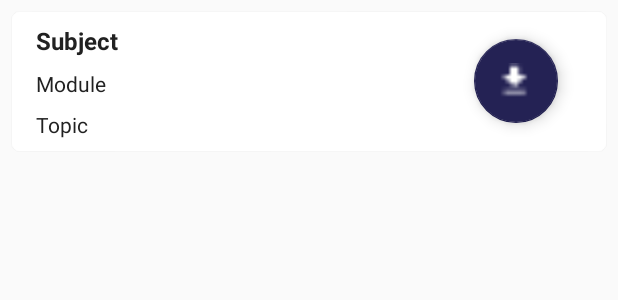
After one commit to BrylleGomez/nitaq-mobile, an Android app: the layout fragment_browse_courses_package_viewholder.xml on its own in the app's theme, with its tools: preview values and no code run, on a phone screen of 412 x 824 dp. The commit adds this screen. Shown: the top 300 px of the screen. Run offline under Robolectric (Android 15) with nearby library versions, the phone set to English and light mode, and no system bars.

Commit message:
no message

```diff
--- a/app/src/main/java/com/brylle/nitaq_mobapp/CoursesFragment.java
+++ b/app/src/main/java/com/brylle/nitaq_mobapp/CoursesFragment.java
@@ -58,7 +58,7 @@ public class CoursesFragment extends Fragment {
         super.onViewCreated(view, savedInstanceState);
 
         // Initialize Objects
-        eventsView = Objects.requireNonNull(getView()).findViewById(R.id.events_recyclerview);
+        eventsView = Objects.requireNonNull(getView()).findViewById(R.id.courses_recyclerview);
 
 //        // Fetches all event database entries and stores them in an array list of event objects
 //        for (int i = 0; i < 10; i++) {
--- /dev/null
+++ b/app/src/main/res/layout/fragment_browse_courses_package_viewholder.xml
@@ -0,0 +1,70 @@
+<?xml version="1.0" encoding="utf-8"?>
+<LinearLayout xmlns:android="http://schemas.android.com/apk/res/android"
+xmlns:app="http://schemas.android.com/apk/res-auto"
+xmlns:tools="http://schemas.android.com/tools"
+android:layout_width="match_parent"
+android:layout_height="wrap_content"
+android:layout_gravity="center_horizontal"
+android:layout_margin="8dp"
+android:background="@drawable/shapes"
+android:elevation="2dp"
+
+android:padding="8dp">
+
+<LinearLayout
+    android:layout_width="300dp"
+    android:layout_height="wrap_content"
+    android:orientation="vertical">
+
+    <TextView
+        android:id="@+id/fragment_browse_courses_viewholder_subject"
+        android:layout_width="wrap_content"
+        android:layout_height="wrap_content"
+        android:layout_gravity="start"
+        android:paddingLeft="8dp"
+        android:paddingRight="8dp"
+        android:paddingBottom="8dp"
+
+        android:text="Subject"
+        android:textColor="@color/colorPrimaryText"
+        android:textSize="16sp"
+        android:textStyle="bold"
+        app:layout_constraintHorizontal_bias="1.0"
+        app:layout_constraintStart_toStartOf="parent"
+        app:layout_constraintVertical_bias="0.0" />
+
+    <TextView
+        android:id="@+id/fragment_browse_courses_viewholder_module"
+        android:layout_width="wrap_content"
+        android:layout_height="wrap_content"
+        android:layout_gravity="start"
+        android:paddingLeft="8dp"
+        android:paddingRight="8dp"
+        android:text="Module"
+        android:textColor="@color/colorPrimaryText" />
+
+    <TextView
+        android:id="@+id/fragment_browse_courses_viewholder_topic"
+        android:layout_width="wrap_content"
+        android:layout_height="wrap_content"
+        android:layout_gravity="start"
+        android:layout_marginTop="8dp"
+        android:paddingLeft="8dp"
+        android:paddingRight="8dp"
+        android:text="Topic"
+        android:textColor="@color/colorPrimaryText" />
+
+</LinearLayout>
+
+    <com.google.android.material.floatingactionbutton.FloatingActionButton
+        android:id="@+id/floatingActionButton2"
+        android:layout_width="wrap_content"
+        android:layout_height="wrap_content"
+        android:layout_gravity="center"
+        android:layout_weight="1"
+        android:clickable="true"
+        app:backgroundTint="@color/navyBlue"
+        app:srcCompat="@drawable/darrow" />
+
+
+</LinearLayout>
--- a/app/src/main/res/layout/fragment_courses.xml
+++ b/app/src/main/res/layout/fragment_courses.xml
@@ -8,7 +8,7 @@
 
 
     <androidx.recyclerview.widget.RecyclerView
-        android:id="@+id/events_recyclerview"
+        android:id="@+id/courses_recyclerview"
         android:layout_width="match_parent"
         android:layout_height="match_parent"
         app:layout_constraintBottom_toBottomOf="parent"
--- a/app/src/main/res/menu/navigation.xml
+++ b/app/src/main/res/menu/navigation.xml
@@ -2,7 +2,7 @@
 <menu xmlns:android="http://schemas.android.com/apk/res/android">
 
     <item
-        android:id="@+id/profileBtn"
+        android:id="@+id/coursesBtn"
         android:icon="@drawable/download_24"
         android:title="My Courses"/>
     <item
@@ -10,7 +10,7 @@
         android:icon="@drawable/bot24"
         android:title=""/>
     <item
-        android:id="@+id/eventlistBtn"
+        android:id="@+id/browseBtn"
         android:icon="@drawable/ic_list_24dp"
         android:title="Browse"/>
 </menu>
--- a/app/src/main/res/values/colors.xml
+++ b/app/src/main/res/values/colors.xml
@@ -10,4 +10,8 @@
     <color name="colorSecondaryText">#757575</color>
     <color name="colorDivider">#BDBDBD</color>
 
+    <color name="lightBlue">#A0C7E8</color>
+    <color name="navyBlue">#242254</color>
+    <color name="bluishGray">#9EABBC</color>
+
 </resources>
```
Also changed, not shown: app/src/main/java/com/brylle/nitaq_mobapp/BrowseAdapter.java (+4 -4 lines), app/src/main/java/com/brylle/nitaq_mobapp/BrowsePackage.java (added, +63 -0 lines), app/src/main/java/com/brylle/nitaq_mobapp/MainActivity.java (+12 -16 lines), app/src/main/res/drawable/ic_launcher_background.xml (+70 -166 lines), app/src/main/res/layout/fragment_courses_package_viewholder.xml (+5 -20 lines), app/src/main/ic_launcher-web.png (added), app/src/main/res/drawable-xxxhdpi/darrow.png (added), app/src/main/res/drawable/bot.png (added).
